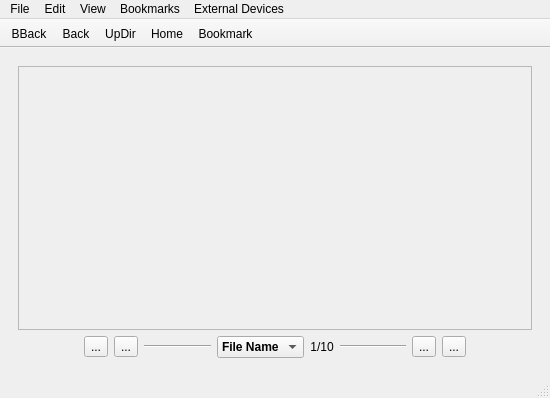
The window that lumina/lumina-fm/MainUI.ui (trueos/pcbsd) describes before a commit, drawn with Qt 5.
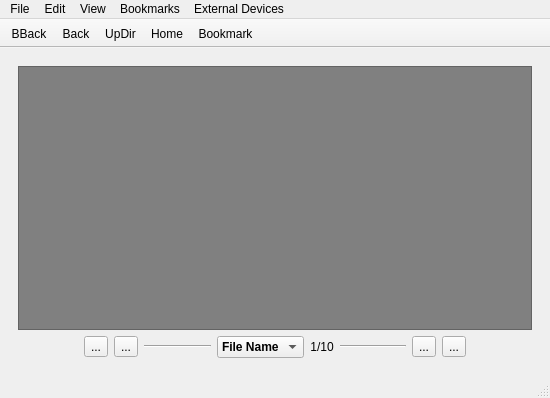
The same window after the commit.

Commit message: Get the lumina-fm slideshow viewer working. The only thing missing right now is scaling down images larger than the window to fit properly.

Patch:
```diff
--- a/lumina/lumina-fm/MainUI.ui
+++ b/lumina/lumina-fm/MainUI.ui
@@ -188,6 +188,9 @@
             <verstretch>0</verstretch>
            </sizepolicy>
           </property>
+          <property name="styleSheet">
+           <string notr="true">QLabel{ background: grey; }</string>
+          </property>
           <property name="frameShape">
            <enum>QFrame::StyledPanel</enum>
           </property>
```
Left out of the diff: 5 changed lines with no effect on the pictures. The commit also changes 2 other files.
